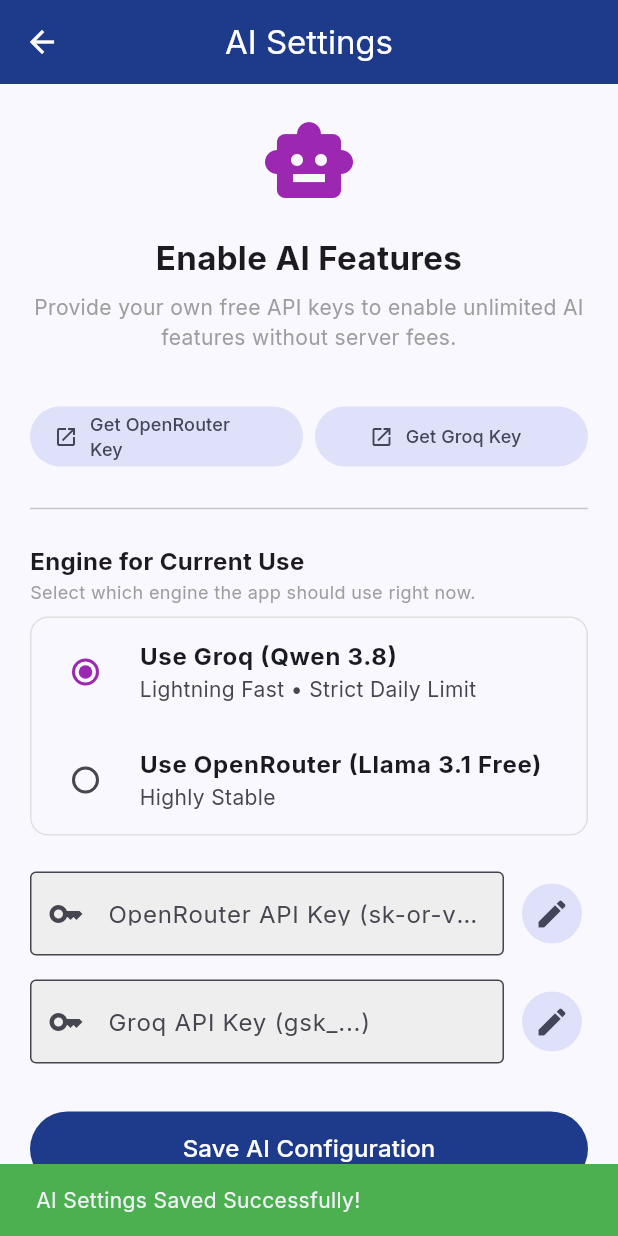
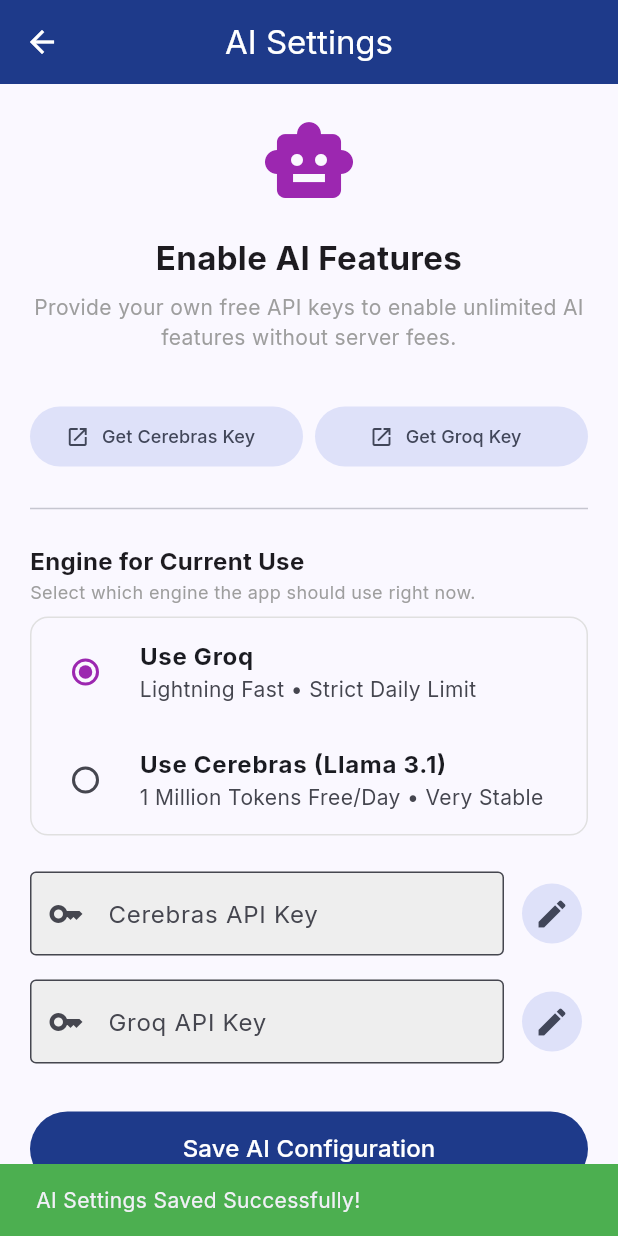
Before and after one commit to DebanjanSarkar/govt_exam_tracker_app_releases, a Flutter app: the SettingsScreen screen opened directly, after a tap on "Save AI Configuration", on a phone screen of 412 x 824 dp. Run offline on Flutter 3.47's test engine with Material 3 defaults, Android fonts, the phone set to English and light mode, and no system bars; our stand-ins replace file_picker, flutter_local_notifications, flutter_riverpod, google_fonts, google_sign_in, package_info_plus and 3 more; missing offline and left inert: googleapis, syncfusion_flutter_pdf; accounts and stored records are empty; network calls fail.

Commit message:
Integrated Cerebras and Groq qwen succesffully - the AI generation needs now supports dual engine for more limits.

```diff
--- a/govt_exam_tracker_app/lib/core/constants/app_constants.dart
+++ b/govt_exam_tracker_app/lib/core/constants/app_constants.dart
@@ -2,12 +2,11 @@
   static const int aiCooldownSeconds = 75;
 
   static const String prefsLastAiCallKey = 'last_ai_call_timestamp';
-  static const String prefsGeminiApiKey = 'user_gemini_api_key';
+  static const String prefsGeminiApiKey = 'user_cerebras_api_key'; // Kept the variable name 'prefsGeminiApiKey' so old DBs don't crash, but it holds Cerebras now!
   static const String prefsGroqApiKey = 'user_groq_api_key';
   static const String prefsActiveAiProvider = 'active_ai_provider';
 
   // THE PROVEN, WORKING MODELS
   static const String groqModel = 'qwen/qwen3.8-27b';
-  // NEW: OpenRouter Free Llama 3.1 Endpoint
-  static const String openRouterModel = 'meta-llama/llama-3.1-8b-instruct:free';
+  static const String cerebrasModel = 'llama3.1-8b'; // Cerebras' blazing fast free model
 }
--- a/govt_exam_tracker_app/lib/core/services/ai_client_service.dart
+++ b/govt_exam_tracker_app/lib/core/services/ai_client_service.dart
@@ -5,27 +5,53 @@
 
 class AiClientService {
 
-  // 1. OPENROUTER AUTO-DISCOVERY
-  static Future<String> _getOpenRouterFreeModel() async {
+  // 1. METICULOUS CEREBRAS AUTO-DISCOVERY
+  static Future<String> _getCerebrasModel(String apiKey) async {
     try {
-      final res = await http.get(Uri.parse('https://openrouter.ai/api/v1/models')).timeout(const Duration(seconds: 5));
+      final res = await http.get(
+          Uri.parse('https://api.cerebras.ai/v1/models'),
+          headers: {'Authorization': 'Bearer $apiKey'}
+      ).timeout(const Duration(seconds: 5));
+
       if (res.statusCode == 200) {
-        final models = jsonDecode(res.body)['data'] as List;
-        List<String> freeModels = [];
+        final data = jsonDecode(res.body);
+        final models = data['data'] as List;
 
+        debugPrint('\n========== LIVE CEREBRAS MODELS ==========');
         for (var m in models) {
-          if (m['id'].toString().endsWith(':free')) freeModels.add(m['id'].toString());
+          debugPrint(m['id'].toString());
+        }
+        debugPrint('==========================================\n');
+
+        // Priority 1: Heavy duty 70B model for high accuracy
+        for (var m in models) {
+          String id = m['id'].toString().toLowerCase();
+          if (id.contains('70b') && id.contains('llama')) {
+            debugPrint('🎯 Auto-Selected Cerebras Model: ${m['id']}');
+            return m['id'].toString();
+          }
         }
 
-        for (var p in ['qwen', 'llama', 'mistral', 'gemma']) {
-          final match = freeModels.firstWhere((id) => id.toLowerCase().contains(p), orElse: () => '');
-          if (match.isNotEmpty) return match;
+        // Priority 2: Blazing fast 8B model
+        for (var m in models) {
+          String id = m['id'].toString().toLowerCase();
+          if (id.contains('8b') && id.contains('llama')) {
+            debugPrint('🎯 Auto-Selected Cerebras Model: ${m['id']}');
+            return m['id'].toString();
+          }
         }
 
-        if (freeModels.isNotEmpty) return freeModels.first;
+        // Failsafe: Just return the first available model
+        if (models.isNotEmpty) return models.first['id'].toString();
+      } else {
+        debugPrint('Cerebras Models API Failed with status: ${res.statusCode}');
       }
-    } catch (_) {}
-    return 'qwen/qwen-2.5-7b-instruct:free'; // Ultimate Fallback
+    } catch (e) {
+      debugPrint('Failed to dynamically fetch Cerebras models: $e');
+    }
+
+    // Ultimate fallback if internet drops during discovery
+    return 'llama3.1-8b';
   }
 
   // 2. THE MASTER ROUTER
@@ -39,9 +65,9 @@
   }) async {
 
     if (provider == 'gemini') {
-      // NOTE: 'gemini' routes to OpenRouter for unlimited free access
-      final activeModel = await _getOpenRouterFreeModel();
-      final url = Uri.parse('https://openrouter.ai/api/v1/chat/completions');
+      // NOTE: 'gemini' variable internally routes to CEREBRAS Cloud!
+      final activeModel = await _getCerebrasModel(userApiKey);
+      final url = Uri.parse('https://api.cerebras.ai/v1/chat/completions');
 
       final requestBody = {
         "model": activeModel,
@@ -54,7 +80,10 @@
 
       final response = await http.post(
           url,
-          headers: {'Content-Type': 'application/json', 'Authorization': 'Bearer $userApiKey'},
+          headers: {
+            'Content-Type': 'application/json',
+            'Authorization': 'Bearer $userApiKey'
+          },
           body: jsonEncode(requestBody)
       ).timeout(Duration(seconds: timeoutSeconds));
 
@@ -63,11 +92,11 @@
       } else if (response.statusCode == 429) {
         throw Exception('RATE_LIMIT');
       } else {
-        throw Exception('OpenRouter Error: ${response.statusCode} - ${response.body}');
+        throw Exception('Cerebras Error: ${response.statusCode} - ${response.body}');
       }
 
     } else {
-      // GROQ (Using ultra-fast Qwen)
+      // GROQ (Using the stable model from Constants)
       final url = Uri.parse('https://api.groq.com/openai/v1/chat/completions');
 
       final requestBody = {
@@ -81,7 +110,10 @@
 
       final response = await http.post(
           url,
-          headers: {'Content-Type': 'application/json', 'Authorization': 'Bearer $userApiKey'},
+          headers: {
+            'Content-Type': 'application/json',
+            'Authorization': 'Bearer $userApiKey'
+          },
           body: jsonEncode(requestBody)
       ).timeout(Duration(seconds: timeoutSeconds));
 
--- a/govt_exam_tracker_app/lib/ui/screens/settings_screen.dart
+++ b/govt_exam_tracker_app/lib/ui/screens/settings_screen.dart
@@ -12,10 +12,10 @@
 }
 
 class _SettingsScreenState extends ConsumerState<SettingsScreen> {
-  final TextEditingController _openRouterCtrl = TextEditingController();
+  final TextEditingController _cerebrasCtrl = TextEditingController();
   final TextEditingController _groqCtrl = TextEditingController();
 
-  bool _isOpenRouterLocked = true;
+  bool _isCerebrasLocked = true;
   bool _isGroqLocked = true;
   String _activeProvider = 'groq';
 
@@ -23,19 +23,19 @@
   void initState() {
     super.initState();
     final prefs = ref.read(sharedPreferencesProvider);
-    _openRouterCtrl.text = prefs.getString(AppConstants.prefsGeminiApiKey) ?? '';
+    _cerebrasCtrl.text = prefs.getString(AppConstants.prefsGeminiApiKey) ?? '';
     _groqCtrl.text = prefs.getString(AppConstants.prefsGroqApiKey) ?? '';
     _activeProvider = prefs.getString(AppConstants.prefsActiveAiProvider) ?? 'groq';
   }
 
   Future<void> _saveSettings() async {
     final prefs = ref.read(sharedPreferencesProvider);
-    await prefs.setString(AppConstants.prefsGeminiApiKey, _openRouterCtrl.text.trim());
+    await prefs.setString(AppConstants.prefsGeminiApiKey, _cerebrasCtrl.text.trim());
     await prefs.setString(AppConstants.prefsGroqApiKey, _groqCtrl.text.trim());
     await prefs.setString(AppConstants.prefsActiveAiProvider, _activeProvider);
 
     setState(() {
-      _isOpenRouterLocked = true;
+      _isCerebrasLocked = true;
       _isGroqLocked = true;
     });
 
@@ -98,10 +98,10 @@
             children: [
               Expanded(
                 child: FilledButton.tonalIcon(
-                  // NEW: Links to OpenRouter
-                  onPressed: () => launchUrl(Uri.parse('https://openrouter.ai/keys'), mode: LaunchMode.externalApplication),
+                  // LINK TO CEREBRAS CLOUD
+                  onPressed: () => launchUrl(Uri.parse('https://cloud.cerebras.ai/'), mode: LaunchMode.externalApplication),
                   icon: const Icon(Icons.open_in_new, size: 16),
-                  label: const Text('Get OpenRouter Key', style: TextStyle(fontSize: 12)),
+                  label: const Text('Get Cerebras Key', style: TextStyle(fontSize: 12)),
                 ),
               ),
               const SizedBox(width: 8),
@@ -125,7 +125,7 @@
             child: Column(
               children: [
                 RadioListTile<String>(
-                  title: const Text('Use Groq (Qwen 3.8)', style: TextStyle(fontWeight: FontWeight.bold)),
+                  title: const Text('Use Groq', style: TextStyle(fontWeight: FontWeight.bold)),
                   subtitle: const Text('Lightning Fast • Strict Daily Limit'),
                   value: 'groq',
                   groupValue: _activeProvider,
@@ -133,9 +133,9 @@
                   onChanged: (val) => setState(() => _activeProvider = val!),
                 ),
                 RadioListTile<String>(
-                  title: const Text('Use OpenRouter (Llama 3.1 Free)', style: TextStyle(fontWeight: FontWeight.bold)),
-                  subtitle: const Text('Highly Stable'),
-                  value: 'gemini', // We keep the backend variable name 'gemini' so we don't break existing databases
+                  title: const Text('Use Cerebras (Llama 3.1)', style: TextStyle(fontWeight: FontWeight.bold)),
+                  subtitle: const Text('1 Million Tokens Free/Day • Very Stable'),
+                  value: 'gemini', // Internal legacy variable name
                   groupValue: _activeProvider,
                   activeColor: Colors.purple,
                   onChanged: (val) => setState(() => _activeProvider = val!),
@@ -146,15 +146,15 @@
 
           const SizedBox(height: 24),
           _buildKeyField(
-              'OpenRouter API Key (sk-or-v1...)',
-              _openRouterCtrl,
-              _isOpenRouterLocked,
-                  () async { if (await _confirmEdit('OpenRouter')) setState(() => _isOpenRouterLocked = false); }
+              'Cerebras API Key',
+              _cerebrasCtrl,
+              _isCerebrasLocked,
+                  () async { if (await _confirmEdit('Cerebras')) setState(() => _isCerebrasLocked = false); }
           ),
 
           const SizedBox(height: 16),
           _buildKeyField(
-              'Groq API Key (gsk_...)',
+              'Groq API Key',
               _groqCtrl,
               _isGroqLocked,
                   () async { if (await _confirmEdit('Groq')) setState(() => _isGroqLocked = false); }
--- a/latest_version.json
+++ b/latest_version.json
@@ -1,6 +1,6 @@
 {
-  "version": "2.0.0",
-  "build_number": 3,
+  "version": "2.1.0",
+  "build_number": 4,
   "url": "https://github.com/DebanjanSarkar/govt_exam_tracker_app_releases/releases/latest",
-  "release_notes": "Added Preparation Hub - with AI syllabus and exam pattern generation within the app and preparation tracking, using both Groq's qwen, and gemini flash studio model."
+  "release_notes": "The App now supports dual engine - powered by Groq's Qwen and Cerebras - user gets more AI generation limits and power within the app now!"
 }
```
